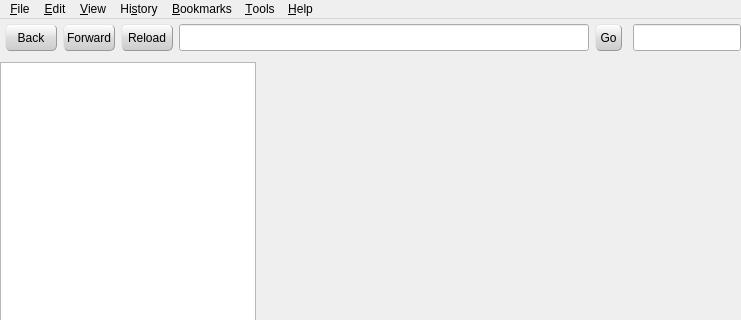
MayaPosch/WildFox, file mainwindow.ui: the form before one commit; both pictures show x 0 to 741 and y 0 to 320 of the 741 by 681 pixel window.
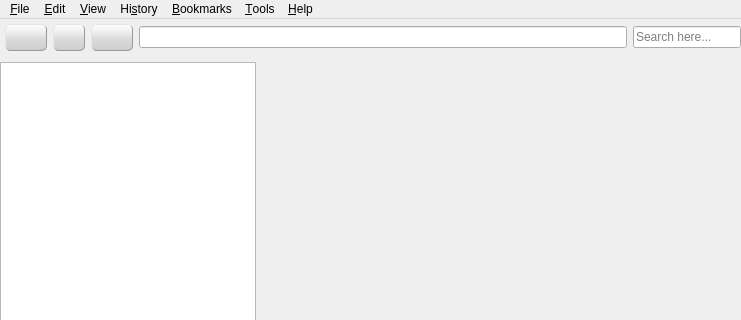
The form after the commit. Icons and pictures are not drawn.

Commit message: Replaced main window button text with icons (Tango) and reduced button size.

The edit to the form file:
```diff
--- a/mainwindow.ui
+++ b/mainwindow.ui
@@ -50,7 +50,7 @@
 #backButton {
 color: black;
 /*border-radius: 20;*/
-width: 50px;
+width: 40px;
 height: 25px;
 padding-right: 0px;
 margin-right: 0px;
@@ -67,14 +67,14 @@
 
 #forwardButton {
 height: 25px;
-width: 50px;
+width: 30px;
 margin-left: 0px;
 padding-left: 0px;
 }
 
 #reloadButton {
 height: 25px;
-width: 50px;
+width: 40px;
 }
 
 #addressBarGo {
@@ -84,11 +84,11 @@
 }
 
 #addressBar {
-height: 25px;
+height: 20px;
 }
 
 #searchBar {
-height: 25px;
+height: 20px;
 }</string>
    </property>
    <layout class="QVBoxLayout" name="verticalLayout">
@@ -111,22 +111,49 @@
         <property name="styleSheet">
          <string notr="true"/>
         </property>
-        <property name="text">
-         <string>Back</string>
+        <property name="icon">
+         <iconset resource="images.qrc">
+          <normaloff>:/wildfox/img/go-previous.png</normaloff>:/wildfox/img/go-previous.png</iconset>
+        </property>
+        <property name="iconSize">
+         <size>
+          <width>24</width>
+          <height>24</height>
+         </size>
         </property>
        </widget>
       </item>
       <item>
        <widget class="QPushButton" name="forwardButton">
         <property name="text">
-         <string>Forward</string>
+         <string/>
+        </property>
+        <property name="icon">
+         <iconset resource="images.qrc">
+          <normaloff>:/wildfox/img/go-next.png</normaloff>:/wildfox/img/go-next.png</iconset>
+        </property>
+        <property name="iconSize">
+         <size>
+          <width>24</width>
+          <height>24</height>
+         </size>
         </property>
        </widget>
       </item>
       <item>
        <widget class="QPushButton" name="reloadButton">
         <property name="text">
-         <string>Reload</string>
+         <string/>
+        </property>
+        <property name="icon">
+         <iconset resource="images.qrc">
+          <normaloff>:/wildfox/img/view-refresh.png</normaloff>:/wildfox/img/view-refresh.png</iconset>
+        </property>
+        <property name="iconSize">
+         <size>
+          <width>20</width>
+          <height>20</height>
+         </size>
         </property>
         <property name="shortcut">
          <string>F5</string>
@@ -139,19 +166,6 @@
       <item>
        <widget class="QLineEdit" name="addressBar"/>
       </item>
-      <item>
-       <widget class="QPushButton" name="addressBarGo">
-        <property name="sizePolicy">
-         <sizepolicy hsizetype="Minimum" vsizetype="Fixed">
-          <horstretch>0</horstretch>
-          <verstretch>0</verstretch>
-         </sizepolicy>
-        </property>
-        <property name="text">
-         <string>Go</string>
-        </property>
-       </widget>
-      </item>
       <item>
        <widget class="QLineEdit" name="searchBar">
         <property name="sizePolicy">
@@ -163,6 +177,9 @@
         <property name="toolTip">
          <string>Search query</string>
         </property>
+        <property name="placeholderText">
+         <string>Search here...</string>
+        </property>
        </widget>
       </item>
      </layout>
```
Left out of the diff: 1 changed line with no effect on the pictures. The commit also changes 7 other files.
